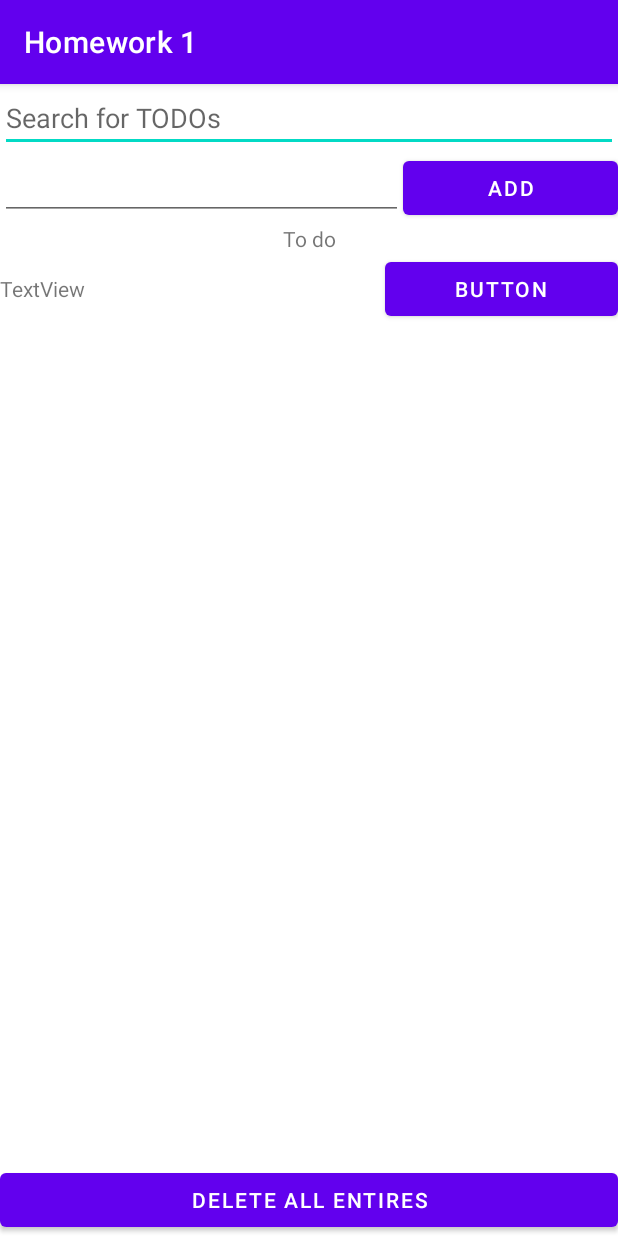
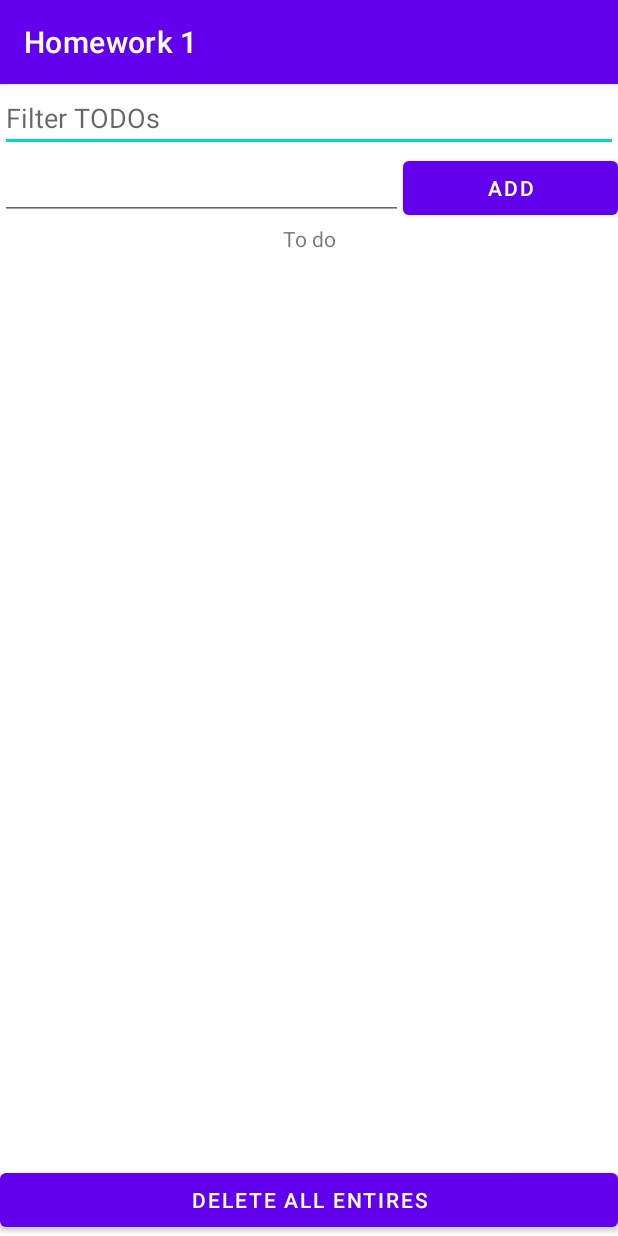
Before and after one commit to matevskial/pmp-homeworks, an Android app: the Homework1 screen opened directly, with no data from a screen before it, on a phone screen of 412 x 824 dp. Run offline under Robolectric (Android 15) with nearby library versions, the phone set to English and light mode, and no system bars.

Commit message:
[hm1] Set up functionality
* Add TODO entry

* Delete TODO entry

* Filter TODO entries

* Delete all TODO entries

```diff
--- a/app/src/main/java/com/matevskial/pmphomeworks/Homework1.kt
+++ b/app/src/main/java/com/matevskial/pmphomeworks/Homework1.kt
@@ -2,11 +2,81 @@ package com.matevskial.pmphomeworks
 
 import androidx.appcompat.app.AppCompatActivity
 import android.os.Bundle
+import android.text.Editable
+import android.text.TextWatcher
+import android.view.LayoutInflater
+import android.view.View
+import android.widget.*
+import androidx.core.view.children
 
 class Homework1 : AppCompatActivity() {
+
+    private lateinit var newTodoEditText: EditText
+    private lateinit var newTodoButton: Button
+    private lateinit var todoContainer: LinearLayout
+    private lateinit var deleteTodoEntriesButton: Button
+    private lateinit var editTextFilterTodos: EditText
+
     override fun onCreate(savedInstanceState: Bundle?) {
         super.onCreate(savedInstanceState)
         setContentView(R.layout.activity_homework1)
         title = "Homework 1"
+
+        newTodoEditText = findViewById(R.id.newTodoEditText)
+        newTodoButton = findViewById(R.id.newTodoButton)
+        todoContainer = findViewById(R.id.todoContainer)
+        deleteTodoEntriesButton = findViewById(R.id.deleteTodoEntriesButton)
+        editTextFilterTodos = findViewById(R.id.editTextFilterTodos)
+
+        newTodoButton.setOnClickListener {
+            val todoEntry = createTodoEntry()
+            todoContainer.addView(todoEntry)
+            newTodoEditText.text.clear()
+
+            Toast.makeText(this, "Added new TODO entry", Toast.LENGTH_SHORT).show()
+        }
+
+        deleteTodoEntriesButton.setOnClickListener {
+            todoContainer.removeAllViews()
+        }
+
+        editTextFilterTodos.addTextChangedListener(object : TextWatcher {
+            override fun afterTextChanged(text: Editable?) {
+                filterTodoEntries(text.toString())
+            }
+
+            override fun beforeTextChanged(text: CharSequence?, start: Int, count: Int, after: Int) {
+            }
+
+            override fun onTextChanged(p0: CharSequence?, p1: Int, p2: Int, p3: Int) {
+            }
+
+        })
+    }
+
+    private fun createTodoEntry() : LinearLayout {
+        val newTodoEntry = LayoutInflater.from(this).inflate(R.layout.todo_entry, null) as LinearLayout
+
+        val todoTextView = newTodoEntry.getChildAt(0) as TextView
+        todoTextView.text = newTodoEditText.text
+
+        val todoDeleteButton = newTodoEntry.getChildAt(1)
+        todoDeleteButton.setOnClickListener {
+            todoContainer.removeView(newTodoEntry)
+        }
+
+        return newTodoEntry
+    }
+
+    private fun filterTodoEntries(text: String) {
+        for (c in todoContainer.children) {
+            val todoEntry = c as LinearLayout
+            val todoTextView = todoEntry.getChildAt(0) as TextView
+            if(text.isEmpty() || todoTextView.text.contains(text)) {
+                todoEntry.visibility = View.VISIBLE
+            } else {
+                todoEntry.visibility = View.GONE
+            }
+        }
     }
 }
--- a/app/src/main/res/layout/activity_homework1.xml
+++ b/app/src/main/res/layout/activity_homework1.xml
@@ -7,10 +7,10 @@
     tools:context=".Homework1">
 
     <EditText
-        android:id="@+id/editTextSearchTodos"
+        android:id="@+id/editTextFilterTodos"
         android:layout_width="match_parent"
         android:layout_height="wrap_content"
-        android:hint="@string/editTextSearchTodos"
+        android:hint="@string/editTextFilterTodos"
         android:inputType="textShortMessage" />
 
     <LinearLayout
@@ -52,26 +52,6 @@
             android:layout_height="wrap_content"
             android:orientation="vertical">
 
-            <LinearLayout
-                android:id="@+id/todoEntry0"
-                android:layout_width="match_parent"
-                android:layout_height="match_parent"
-                android:orientation="horizontal">
-
-                <TextView
-                    android:id="@+id/textView2"
-                    android:layout_width="196dp"
-                    android:layout_height="wrap_content"
-                    android:layout_weight="1"
-                    android:text="TextView" />
-
-                <Button
-                    android:id="@+id/button2"
-                    android:layout_width="wrap_content"
-                    android:layout_height="wrap_content"
-                    android:layout_weight="1"
-                    android:text="Button" />
-            </LinearLayout>
         </LinearLayout>
     </ScrollView>
 
--- a/app/src/main/res/values/strings.xml
+++ b/app/src/main/res/values/strings.xml
@@ -3,7 +3,8 @@
     <string name="mainActivityTextView">Select a homework</string>
     <string name="homeworkOneButton">Homework 1</string>
     <string name="todoTextView">To do</string>
-    <string name="editTextSearchTodos">Search for TODOs</string>
+    <string name="editTextFilterTodos">Filter TODOs</string>
     <string name="newTodoButton">Add</string>
     <string name="deleteTodoEntriesButton">Delete all entires</string>
+    <string name="todoEntryDeleteButton">Delete</string>
 </resources>
```
Also changed, not shown: app/src/main/res/layout/todo_entry.xml (added, +16 -0 lines), 1 other file.
